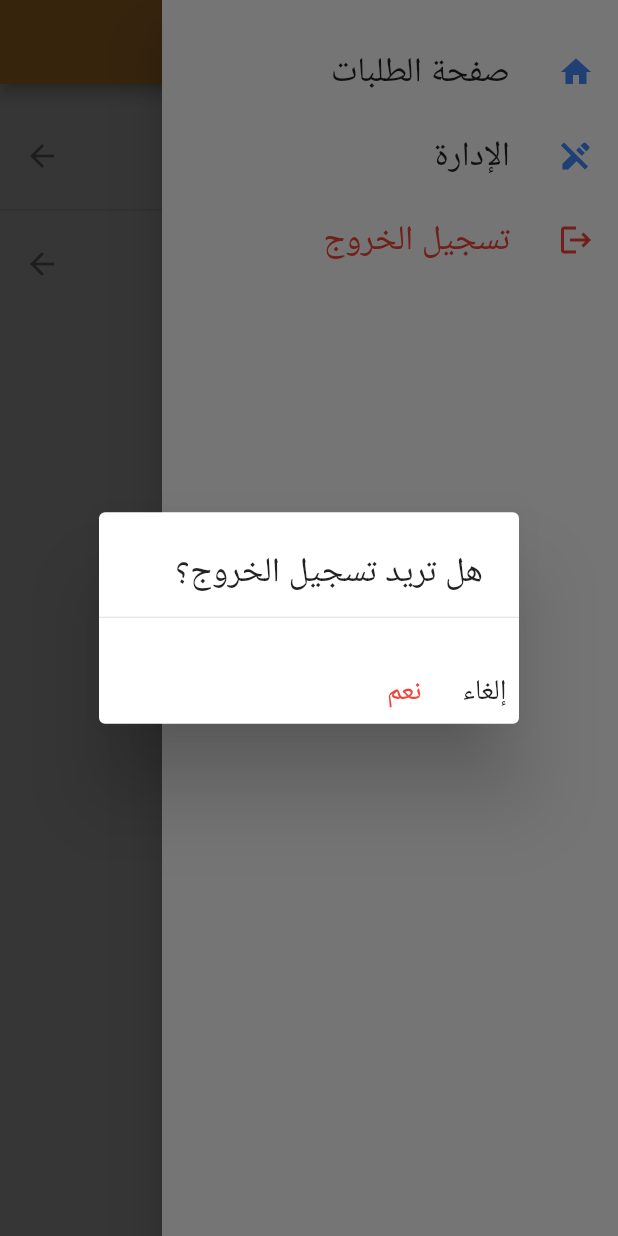
After one commit to OsamaOmari02/Delivery-Time, a Flutter app: the EditRes screen opened by its route, in the side drawer, after a tap on "تسجيل الخروج", on a phone screen of 412 x 824 dp. The commit adds this screen. Run offline on Flutter 3.47's test engine with Material 2 defaults, Android fonts, the phone set to English and light mode, and no system bars; our stand-ins replace auto_size_text, cached_network_image, carousel_pro, cloud_firestore, firebase_auth, firebase_core and 4 more; accounts and stored records are empty.

Commit message:
3 new screens

```diff
--- /dev/null
+++ b/lib/editRes.dart
@@ -0,0 +1,163 @@
+import 'package:firebase_auth/firebase_auth.dart';
+import 'package:flutter/cupertino.dart';
+import 'package:flutter/material.dart';
+import 'package:provider/provider.dart';
+
+import 'LanguageProvider.dart';
+import 'Myprovider.dart';
+
+class EditRes extends StatefulWidget {
+  const EditRes({Key? key}) : super(key: key);
+
+  @override
+  _EditResState createState() => _EditResState();
+}
+
+class _EditResState extends State<EditRes> {
+  ListTile fun(String title, icon, route) {
+    return ListTile(
+      title: Text(
+        title,
+        style: const TextStyle(fontSize: 18),
+      ),
+      leading: Icon(icon),
+      trailing: const Icon(Icons.arrow_forward),
+      onTap: () => Navigator.of(context).pushNamed(route),
+    );
+  }
+  ListTile listTile(String title, icon, route, BuildContext ctx) {
+    return ListTile(
+      onTap: () => Navigator.of(ctx).pushReplacementNamed(route),
+      title: Text(
+        title,
+        style: const TextStyle(fontSize: 23),
+      ),
+      leading: Icon(
+        icon,
+        color: Colors.blueAccent,
+      ),
+    );
+  }
+  dialog(title) {
+    return showDialog(
+        context: context,
+        builder: (BuildContext ctx) {
+          return AlertDialog(
+            title: Text(
+              title,
+              textAlign: TextAlign.end,
+              style: const TextStyle(fontSize: 23),
+            ),
+            contentPadding: const EdgeInsets.symmetric(vertical: 7),
+            elevation: 24,
+            content: Container(
+              height: 30,
+              child: const Divider(),
+              alignment: Alignment.topCenter,
+            ),
+            actions: [
+              const SizedBox(width: 11),
+              InkWell(
+                  child: Text("حسناً", style: const TextStyle(fontSize: 19)),
+                  onTap: () => Navigator.of(context).pop()),
+            ],
+          );
+        });
+  }
+  logOutFun() {
+    return showDialog(
+        context: context,
+        builder: (BuildContext ctx) {
+          return AlertDialog(
+            title: Text(
+              'هل تريد تسجيل الخروج؟',
+              textAlign: TextAlign.end,
+              style: const TextStyle(fontSize: 23),
+            ),
+            contentPadding: const EdgeInsets.symmetric(vertical: 7),
+            elevation: 24,
+            content: Container(
+              height: 30,
+              child: const Divider(),
+              alignment: Alignment.topCenter,
+            ),
+            actions: [
+              InkWell(
+                  child: Text(
+                    "نعم",
+                    style: const TextStyle(fontSize: 19, color: Colors.red),
+                  ),
+                  onTap: () async {
+                    try {
+                      await FirebaseAuth.instance.signOut();
+                      setState(() {
+                        Provider.of<MyProvider>(context,listen: false).authState = authStatus.Authenticated;
+                        Navigator.of(context).pushReplacementNamed('login');
+                        Provider.of<MyProvider>(context, listen: false)
+                            .details
+                            .clear();
+                      });
+                    } on FirebaseException catch (e) {
+                      dialog("حدث خطأ !");
+                      setState(() {
+                        Provider.of<MyProvider>(context,listen: false).authState = authStatus.unAuthenticated;
+                      });
+                      print(e.message);
+                    } catch (e) {
+                      dialog("حدث خطأ !");
+                      print(e);
+                      setState(() {
+                        Provider.of<MyProvider>(context,listen: false).authState = authStatus.unAuthenticated;
+                      });
+                    }
+                  }),
+              const SizedBox(width: 11),
+              InkWell(
+                  child: Text("إلغاء", style: const TextStyle(fontSize: 19)),
+                  onTap: () => Navigator.of(context).pop()),
+            ],
+          );
+        });
+  }
+  @override
+  Widget build(BuildContext context) {
+    return SafeArea(
+        child: Directionality(
+      textDirection: TextDirection.rtl,
+      child: Scaffold(
+        appBar: AppBar(
+          centerTitle: true,
+          title: Text('الإدارة'),
+        ),
+        drawer: Drawer(
+          child: ListView(
+            children: [
+              const SizedBox(height: 20),
+              listTile('صفحة الطلبات', Icons.home, 'callCenter', context),
+              listTile('الإدارة', Icons.edit_off, 'editRes', context),
+              ListTile(
+                onTap: logOutFun,
+                title: const Text(
+                  "تسجيل الخروج",
+                  style: const TextStyle(fontSize: 23, color: Colors.red),
+                ),
+                leading: const Icon(
+                  Icons.logout,
+                  color: Colors.red,
+                ),
+              ),
+            ],
+          ),
+        ),
+        body: ListView(
+          children: [
+            const SizedBox(height: 20),
+            fun('تعديل أسعار التوصيل', Icons.delivery_dining, 'editDP'),
+            const Divider(thickness: 0.8),
+            fun('حذف وإضافة مطاعم', Icons.restaurant_menu, 'addOrRemoveRes'),
+          ],
+        ),
+      ),
+    ));
+  }
+}
```
Also changed, not shown: lib/AddOrRemoveRes.dart (added, +28 -0 lines), lib/DPEdit.dart (added, +30 -0 lines), lib/callCenter.dart (+5 -3 lines), lib/main.dart (+8 -4 lines), pubspec.lock, 2 other files.
